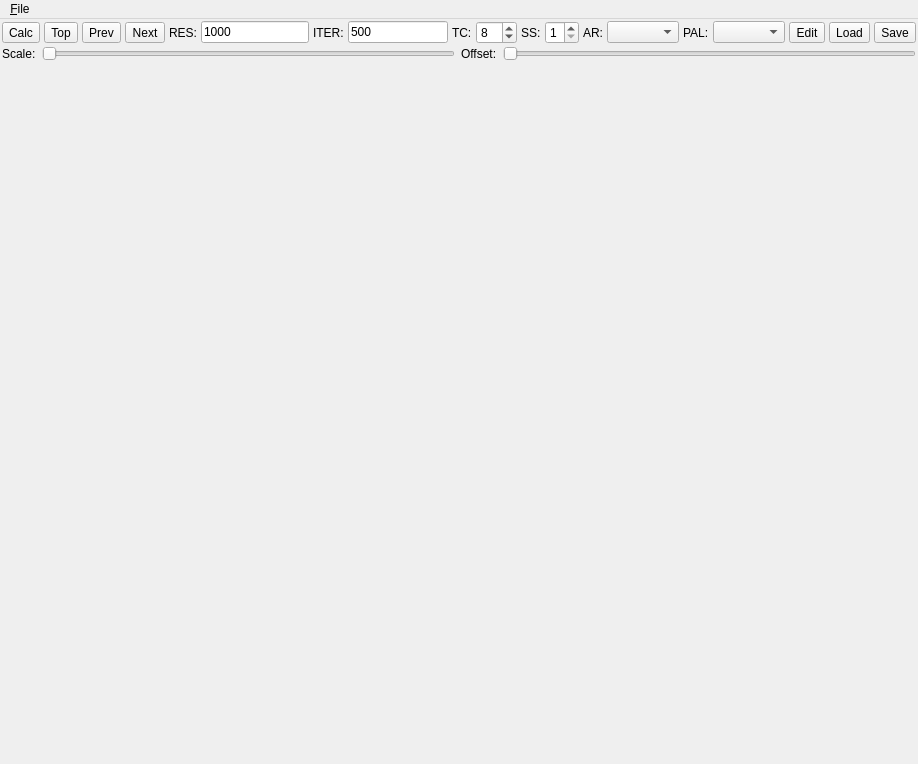
dvstans/MandelbrotApp, file mainwindow.ui: the form before one commit.
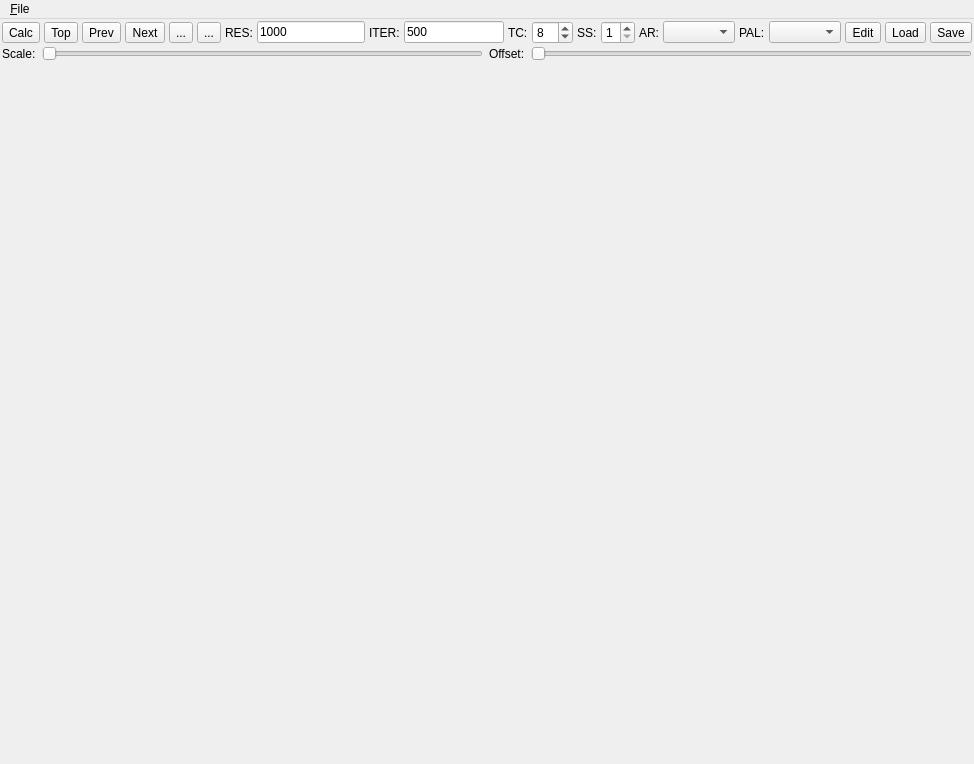
The form after the commit. Icons and pictures are not drawn.

Commit message: - Added zoom in option - Prevents zoom out from going past top position - Load image resets all zoom history

```diff
--- a/mainwindow.ui
+++ b/mainwindow.ui
@@ -112,6 +112,29 @@
          </property>
         </widget>
        </item>
+       <item>
+        <widget class="QToolButton" name="buttonZoomIn">
+         <property name="text">
+          <string>...</string>
+         </property>
+         <property name="icon">
+          <iconset theme="QIcon::ThemeIcon::ZoomIn"/>
+         </property>
+        </widget>
+       </item>
+       <item>
+        <widget class="QToolButton" name="buttonZoomOut">
+         <property name="toolTip">
+          <string>Zoom out by factor of 2</string>
+         </property>
+         <property name="text">
+          <string>...</string>
+         </property>
+         <property name="icon">
+          <iconset theme="QIcon::ThemeIcon::ZoomOut"/>
+         </property>
+        </widget>
+       </item>
        <item>
         <widget class="QLabel" name="label_3">
          <property name="text">
```
Left out of the diff: 34 changed lines with no effect on the pictures. The commit also changes 2 other files.
